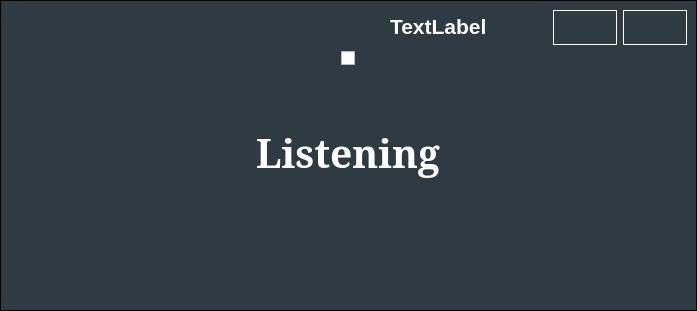
Achu-Worifung/quickMove, file ui/listening_window.ui: the form before one commit.
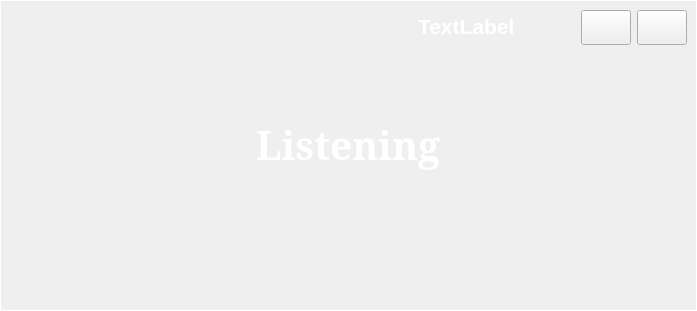
The form after the commit. Icons and pictures are not drawn.

Commit message: feat: fixed color discrepency in listening window

What changed in the file:
```diff
--- a/ui/listening_window.ui
+++ b/ui/listening_window.ui
@@ -14,7 +14,11 @@
    <string>Frame</string>
   </property>
   <property name="styleSheet">
-   <string notr="true">QPushButton{
+   <string notr="true">QFrame#Frame
+{
+border: 1px solid white;
+};
+QPushButton:{
     border-style: outset;
     border-width: 1px;
     border-radius: 0px;
@@ -23,12 +27,6 @@
 font:20px;
 
 }
-QFrame#Frame {
-    border: 1px solid black; 
-    color:white;
-background-color:rgb(47, 59, 66);
-}
-
 </string>
   </property>
   <layout class="QVBoxLayout" name="verticalLayout_2">
@@ -67,11 +65,7 @@
         </size>
        </property>
        <property name="styleSheet">
-        <string notr="true">QWidget#widget_4
-{
-    color:white;
-background-color:rgb(47, 59, 66);
-}</string>
+        <string notr="true"/>
        </property>
        <layout class="QHBoxLayout" name="horizontalLayout">
         <item>
@@ -167,8 +161,10 @@
        </property>
        <property name="styleSheet">
         <string notr="true">QCheckBox::indicator { width: 0px; height: 0px; };
-background-color:rgb(47, 59, 66);
+QCheckBox{
 color: rgb(255, 255, 255);
+background-color:transparent;
+}
 </string>
        </property>
        <property name="text">
```
The commit also changes 3 other files.
